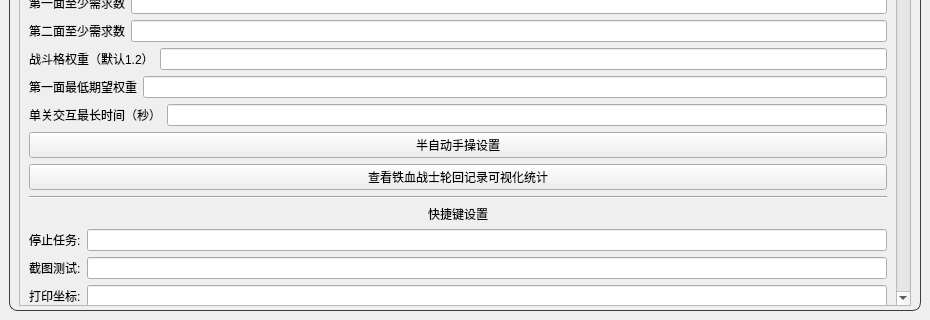
This is resource/ui/UI.ui in qlx3264/Simulated_Scepter as Qt 5 draws it before an edit; both pictures show x 0 to 930 and y 440 to 760 of the 930 by 760 pixel window. The edited form follows.
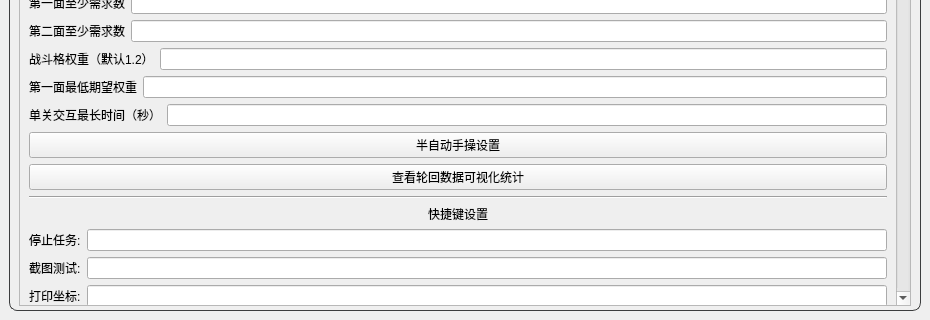
This is the edited form. The open tabs and pages were chosen to show the change. Icons and pictures are not drawn.

Commit message: 替换现有html并添加了弹指模块的数据统计

What changed in the file:
```diff
--- a/resource/ui/UI.ui
+++ b/resource/ui/UI.ui
@@ -1428,7 +1428,7 @@
                    <item>
                     <widget class="QPushButton" name="Iron_blood_record_stats_btn">
                      <property name="text">
-                      <string>查看铁血战士轮回记录可视化统计</string>
+                      <string>查看轮回数据可视化统计</string>
                      </property>
                     </widget>
                    </item>
```
Left out of the diff: 2 changed lines with no effect on the pictures. The commit also changes 3 other files.
